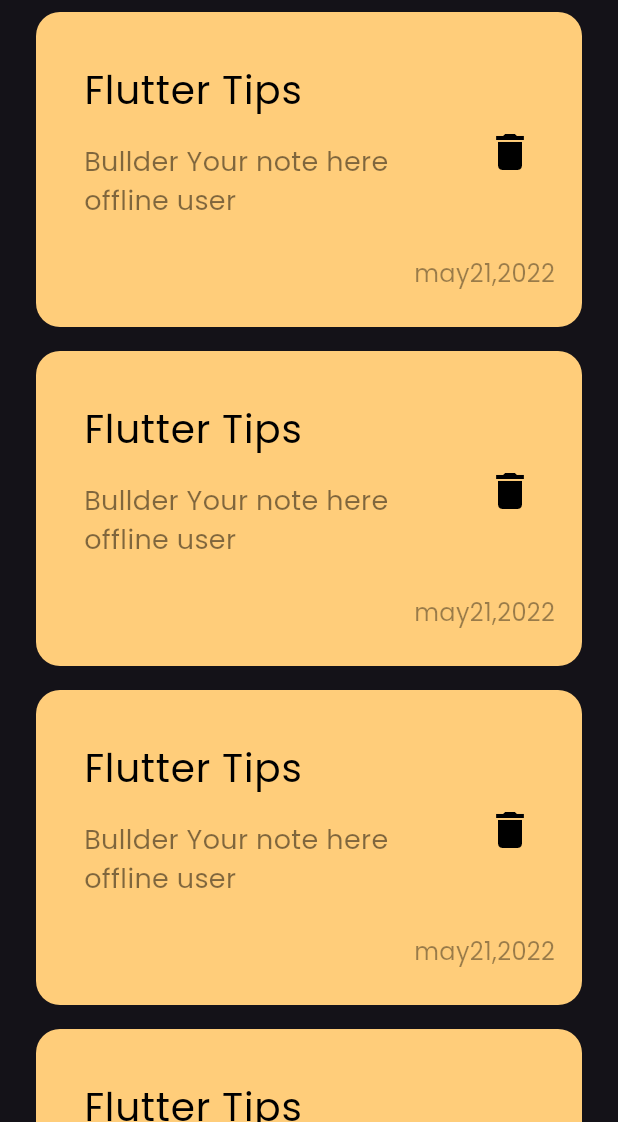
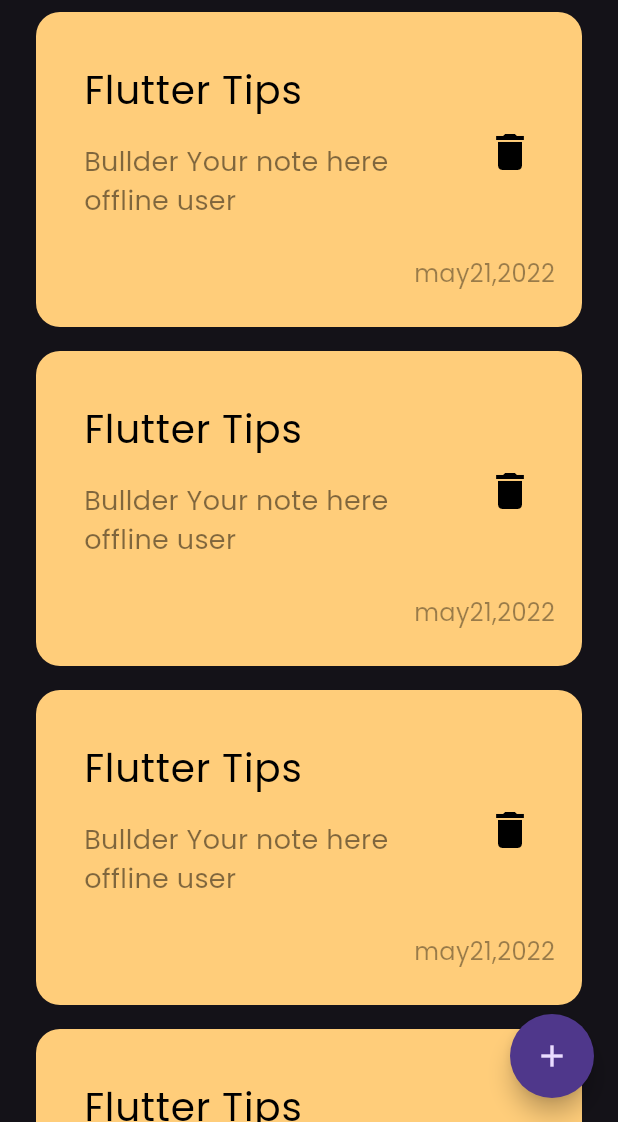
Before and after one commit to FlipKing037/Nodes-App, a Flutter app: the screen it shows after launch, on a phone screen of 412 x 824 dp, the part 114-1236 px from its top. Run offline on Flutter 3.47's test engine with Material 3 defaults, Android fonts, the phone set to English and light mode, and no system bars.

Commit message:
add floatingActionButton

```diff
--- a/lib/views/notes_view.dart
+++ b/lib/views/notes_view.dart
@@ -6,8 +6,13 @@ class NotesView extends StatelessWidget {
 
   @override
   Widget build(BuildContext context) {
-    return const Scaffold(
-      body: NotesViewBody(),
+    return Scaffold(
+      floatingActionButton: FloatingActionButton(
+        onPressed: () {},
+        child: const Icon(Icons.add),
+        shape: RoundedRectangleBorder(borderRadius: BorderRadius.circular(50)),
+      ),
+      body: const NotesViewBody(),
     );
   }
 }
```
